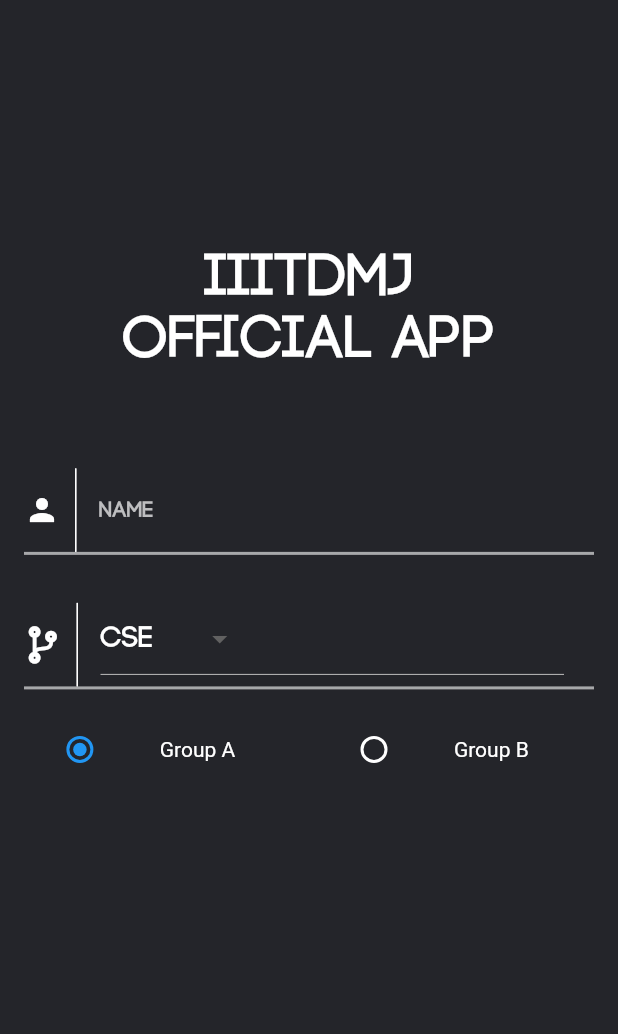
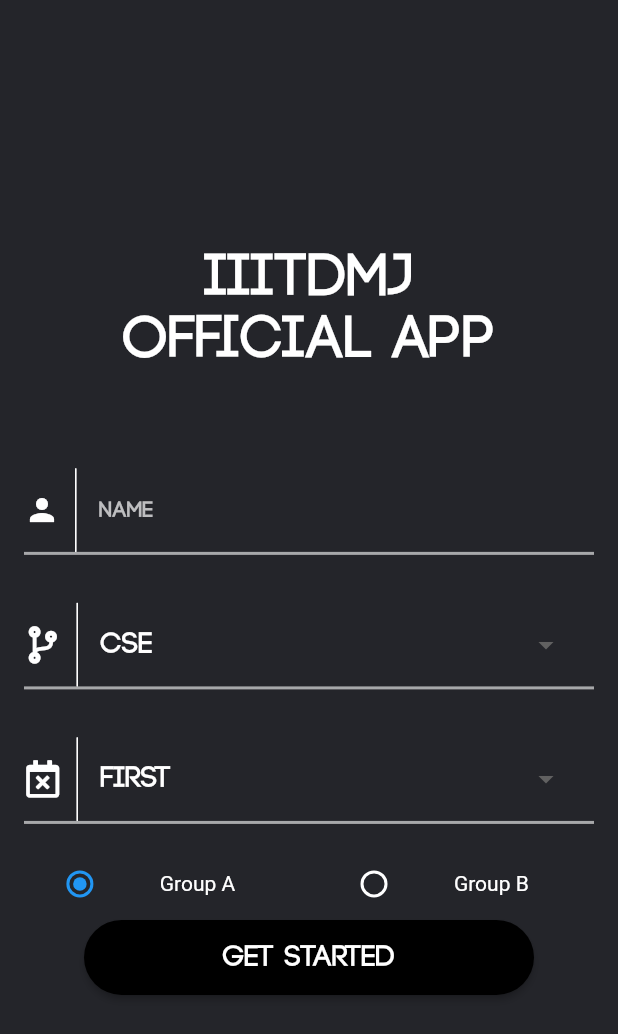
Before and after one commit to Fuzzy-Spork/iiitdmj-companion, a Flutter app: the screen it shows after launch, on a phone screen of 412 x 824 dp. Shown: the top 1034 px of the screen. Run offline on Flutter 3.47's test engine with Material 2 defaults, Android fonts, the phone set to English and light mode, and no system bars; drawn by our look-alikes of rounded_loading_button; our stand-ins replace font_awesome_flutter, shared_preferences; generated files the repository leaves out were written again; Roboto replaces fonts that are missing (Hind).

Commit message:
Implemented Login Screen, added name to Course, Updated Packages

```diff
--- a/lib/main.dart
+++ b/lib/main.dart
@@ -54,20 +54,24 @@ class _LandingPageState extends State<LandingPage> {
               );
             } else {
               //TODO: Implement User Logged In Home
-              return Center(
+              return Scaffold(
+                body: Center(
                   child: Column(
                     mainAxisAlignment: MainAxisAlignment.center,
                     children: <Widget>[
                       Text(snapshot.data.userInDB.name),
-                    OutlineButton(
-                        color: Colors.white,
-                        child: Text('asda'),
+                      FlatButton(
+                          color: Colors.blue,
+                          child: Text(
+                            'Sign Out',
+                          ),
                           onPressed: () {
                             setState(() {
                               snapshot.data.deleteKey(StorageService.UserKey);
                             });
                           }),
                     ],
+                  ),
                 ),
               );
             }
--- a/lib/models/course/course.dart
+++ b/lib/models/course/course.dart
@@ -17,6 +17,7 @@ enum Semester {
 
 @JsonSerializable()
 class Course {
+  String name;
   String code;
   List<String> instructors;
   String year;
@@ -26,6 +27,7 @@ class Course {
   String branch;
 
   Course({
+    this.name,
     this.code,
     this.sem,
     this.instructors,
--- a/lib/models/user/user.dart
+++ b/lib/models/user/user.dart
@@ -48,3 +48,22 @@ class User {
 
   Map<String, dynamic> toJson() => _$UserToJson(this);
 }
+
+const YearEnumMap = {
+  Year.first: 'First',
+  Year.second: 'Second',
+  Year.third: 'Third',
+  Year.fourth: 'Fourth',
+};
+
+const GroupEnumMap = {
+  Group.A: 'A',
+  Group.B: 'B',
+};
+
+const BranchEnumMap = {
+  Branch.CSE: 'CSE',
+  Branch.ECE: 'ECE',
+  Branch.ME: 'ME',
+  Branch.Design: 'Design',
+};
--- a/lib/screens/home_screen.dart
+++ b/lib/screens/home_screen.dart
@@ -1,9 +1,11 @@
 import 'package:flutter/cupertino.dart';
 import 'package:flutter/material.dart';
 import 'package:font_awesome_flutter/font_awesome_flutter.dart';
+import 'package:iiitdmjcompanion/main.dart';
+import 'package:iiitdmjcompanion/models/user/user.dart';
 import 'package:iiitdmjcompanion/services/size_config.dart';
-
-enum Groupp { A, B }
+import 'package:iiitdmjcompanion/services/storage_service.dart';
+import 'package:rounded_loading_button/rounded_loading_button.dart';
 
 class UserSignUp extends StatefulWidget {
   UserSignUp({Key key, this.title}) : super(key: key);
@@ -15,11 +17,15 @@ class UserSignUp extends StatefulWidget {
 }
 
 class _UserSignUpState extends State<UserSignUp> {
+  String name = '';
   String selectedBranch = 'CSE';
+  String selectedYear = 'First';
   List<String> branches = ['CSE', 'ECE', 'ME', 'Design'];
-  Groupp _character = Groupp.A;
+  List<String> years = ['First', 'Second', 'Third', 'Fourth'];
+  Group selectedGroup = Group.A;
+  final _btnController = RoundedLoadingButtonController();
 
-  DropdownButton<String> androidDropdown() {
+  DropdownButton<String> branchDropDown() {
     List<DropdownMenuItem<String>> dropdownItems = [];
     for (String branch in branches) {
       var newItem = DropdownMenuItem(
@@ -47,7 +53,35 @@ class _UserSignUpState extends State<UserSignUp> {
     );
   }
 
-  Theme groupRow() {
+  DropdownButton<String> yearDropDown() {
+    List<DropdownMenuItem<String>> dropdownItems = [];
+    for (String year in years) {
+      var newItem = DropdownMenuItem(
+        child: Text(
+          year,
+          style: TextStyle(
+            fontFamily: 'code-bold',
+            color: Colors.white,
+            fontSize: 20,
+          ),
+        ),
+        value: year,
+      );
+      dropdownItems.add(newItem);
+    }
+
+    return DropdownButton<String>(
+      value: selectedYear,
+      items: dropdownItems,
+      onChanged: (value) {
+        setState(() {
+          selectedYear = value;
+        });
+      },
+    );
+  }
+
+  Theme groupRadio() {
     return Theme(
       data: ThemeData(
         unselectedWidgetColor: Colors.white,
@@ -55,12 +89,12 @@ class _UserSignUpState extends State<UserSignUp> {
       child: Row(
         mainAxisAlignment: MainAxisAlignment.spaceEvenly,
         children: <Widget>[
-          Radio(
-            value: Groupp.A,
-            groupValue: _character,
-            onChanged: (Groupp value) {
+          Radio<Group>(
+            value: Group.A,
+            groupValue: selectedGroup,
+            onChanged: (Group value) {
               setState(() {
-                _character = value;
+                selectedGroup = value;
               });
             },
           ),
@@ -71,12 +105,12 @@ class _UserSignUpState extends State<UserSignUp> {
           SizedBox(
             width: 10.0,
           ),
-          Radio(
-            value: Groupp.B,
-            groupValue: _character,
-            onChanged: (Groupp value) {
+          Radio<Group>(
+            value: Group.B,
+            groupValue: selectedGroup,
+            onChanged: (Group value) {
               setState(() {
-                _character = value;
+                selectedGroup = value;
               });
             },
           ),
@@ -101,7 +135,7 @@ class _UserSignUpState extends State<UserSignUp> {
         color: Theme.of(context).backgroundColor,
         child: SafeArea(
           child: Center(
-            child: Column(
+            child: ListView(
               children: <Widget>[
                 SizedBox(
                   height: vertVal * 20,
@@ -126,14 +160,6 @@ class _UserSignUpState extends State<UserSignUp> {
                     child: IntrinsicHeight(
                       child: Row(
                         children: <Widget>[
-//                          Text(
-//                            '@',
-//                            style: TextStyle(
-//                              fontFamily: 'code-light',
-//                              color: Colors.white,
-//                              fontSize: 35,
-//                            ),
-//                          ),
                           Icon(
                             Icons.person,
                             color: Colors.white,
@@ -158,6 +184,10 @@ class _UserSignUpState extends State<UserSignUp> {
                                   fontSize: 24,
                                   color: Colors.white,
                                 ),
+                                onChanged: (typed) {
+                                  name = typed;
+                                  print(name);
+                                },
                                 decoration: InputDecoration(
                                   labelText: 'name',
                                   labelStyle: TextStyle(
@@ -211,7 +241,8 @@ class _UserSignUpState extends State<UserSignUp> {
                               width: horizVal * 75,
                               child: Container(
                                 height: 150.0,
-                                child: androidDropdown(),
+                                child: DropdownButtonHideUnderline(
+                                    child: branchDropDown()),
                               ),
                             ),
                           )
@@ -220,34 +251,7 @@ class _UserSignUpState extends State<UserSignUp> {
                     ),
                   ),
                 ),
-                Center(
-                  child: groupRow(),
-                )
-              ],
-            ),
-          ),
-        ),
-      ),
-    );
-  }
-}
-
-class LandingTextField extends StatefulWidget {
-  final String fieldName;
-  final Widget icon;
-
-  LandingTextField({this.fieldName, this.icon});
-
-  @override
-  _LandingTextFieldState createState() => _LandingTextFieldState();
-}
-
-class _LandingTextFieldState extends State<LandingTextField> {
-  @override
-  Widget build(BuildContext context) {
-    var horizVal = displaySafeWidthBlocks(context);
-    var vertVal = displaySafeHeightBlocks(context);
-    return Padding(
+                Padding(
                   padding: const EdgeInsets.all(16.0),
                   child: Container(
                     height: vertVal * 7,
@@ -259,7 +263,11 @@ class _LandingTextFieldState extends State<LandingTextField> {
                     child: IntrinsicHeight(
                       child: Row(
                         children: <Widget>[
-              widget.icon,
+                          Icon(
+                            FontAwesomeIcons.calendarTimes,
+                            color: Colors.white,
+                            size: 25,
+                          ),
                           Padding(
                             padding: const EdgeInsets.only(
                               left: 10,
@@ -273,60 +281,79 @@ class _LandingTextFieldState extends State<LandingTextField> {
                               ),
                             ),
                           ),
-              Container(
+                          Theme(
+                            data: Theme.of(context).copyWith(
+                              canvasColor: Color(0xff24252A),
+                            ),
+                            child: Container(
                               width: horizVal * 75,
-                  child: TextField(
-                    style: TextStyle(
-                      fontSize: 24,
-                      color: Colors.white,
+                              child: Container(
+                                height: 150.0,
+                                child: DropdownButtonHideUnderline(
+                                    child: yearDropDown()),
                               ),
-                    decoration: InputDecoration(
-                      labelText: widget.fieldName,
-                      labelStyle: TextStyle(
-                        color: Colors.white70,
-                        fontSize: 15,
-                        fontFamily: 'code-bold',
                             ),
-                      border: InputBorder.none,
+                          )
+                        ],
                       ),
-                  )),
+                    ),
+                  ),
+                ),
+                Center(
+                  child: groupRadio(),
+                ),
+                RoundedLoadingButton(
+                  controller: _btnController,
+                  color: Colors.black,
+                  child: Text(
+                    'Get Started',
+                    style: Theme
+                        .of(context)
+                        .textTheme
+                        .headline1
+                        .copyWith(fontSize: 20),
+                  ),
+                  onPressed: () async {
+                    var storageService = await StorageService.getInstance();
+                    _btnController.start();
+                    if (name.isEmpty) {
+                      //TODO: Create Prompt
+                      print('Name is Null');
+                      _btnController.reset();
+                    } else {
+                      try {
+                        User user = User(
+                            name: name,
+                            branch: (BranchEnumMap.keys.where(
+                                    (k) => BranchEnumMap[k] == selectedBranch))
+                                .first,
+                            year: (YearEnumMap.keys.where(
+                                    (k) => YearEnumMap[k] == selectedYear))
+                                .first,
+                            group: selectedGroup);
+                        print(user.toJson());
+                        storageService.saveUserInDB(user);
+                        _btnController.success();
+                        Future.delayed(Duration(seconds: 1), () {
+                          Navigator.of(context)
+                              .popUntil((route) => route.isFirst);
+                          Navigator.push(
+                              context,
+                              MaterialPageRoute(
+                                  builder: (context) => LandingPage()));
+                        });
+                      } catch (e) {
+                        print('Error $e');
+                        _btnController.reset();
+                      }
+                    }
+                  },
+                ),
               ],
+            ),
           ),
         ),
       ),
     );
   }
 }
-
-//ListTile(
-//leading: Padding(
-//padding: const EdgeInsets.all(0),
-//child: Container(
-//decoration: BoxDecoration(
-//border: Border(right: BorderSide(color: Colors.white60)),
-//),
-//child: Text(
-//'@',
-//style: TextStyle(
-//fontFamily: 'code-light',
-//color: Colors.white,
-//fontSize: 30,
-//),
-//),
-//),
-//),
-//title: TextField(
-//style: TextStyle(
-//fontSize: 24,
-//color: Colors.white,
-//),
-//decoration: InputDecoration(
-//labelText: 'Name',
-//labelStyle: TextStyle(
-//color: Colors.white70,
-//fontSize: 20,
-//fontFamily: 'code-bold',
-//),
-//border: InputBorder.none,
-//),
-//));
```
Also changed, not shown: pubspec.yaml (+8 -7 lines), lib/models/course/course.g.dart, pubspec.lock. Lines whose indentation alone changed are shown as unchanged.
